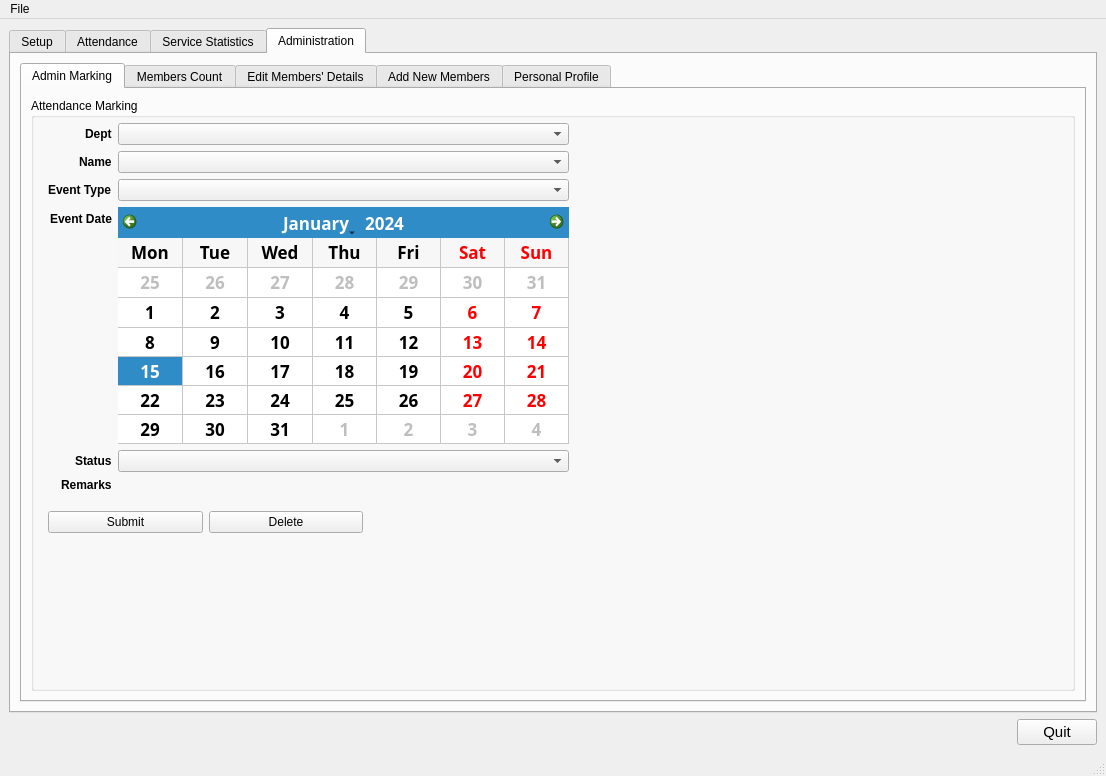
This is tabbed.ui in dnth/AttTracker-pyside as Qt 5 draws it before an edit. The edited form follows.
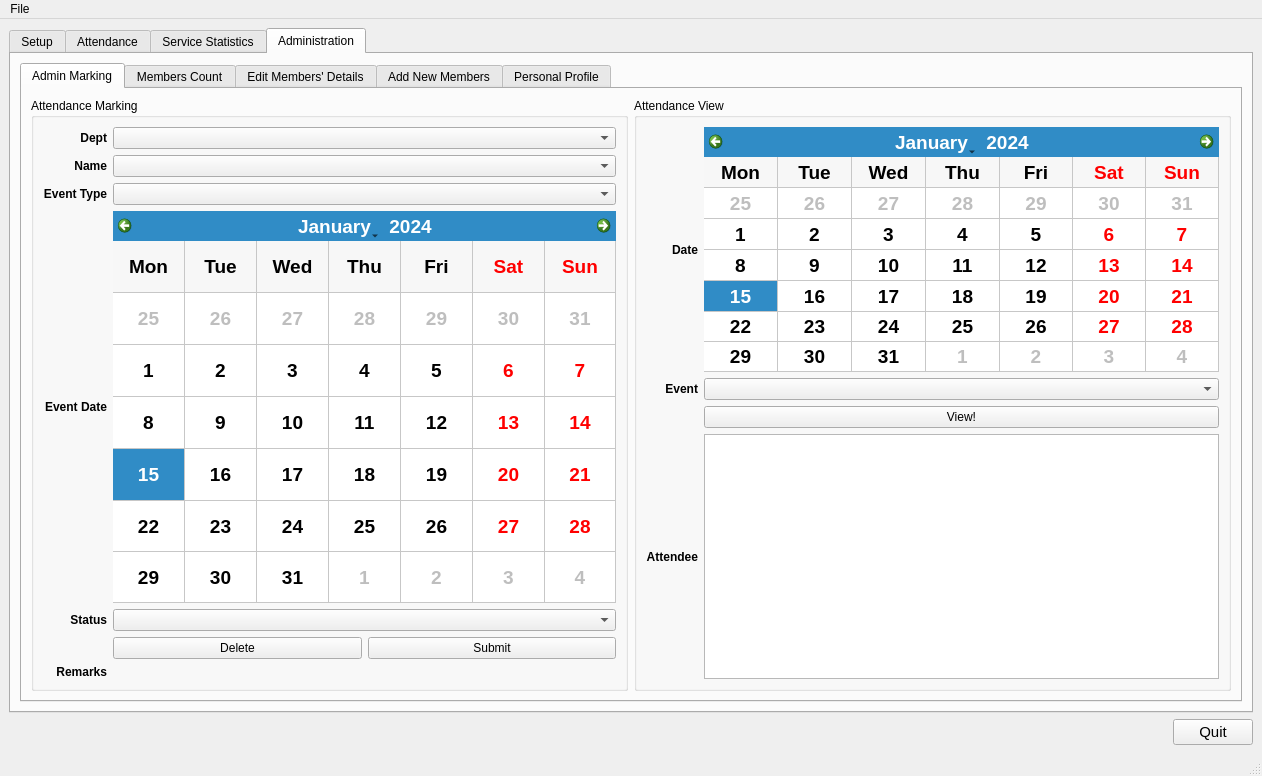
This is the edited form. The open tabs and pages were chosen to show the change. Icons and pictures are not drawn. Custom widgets are drawn as their Qt base class.

Commit message: added view attendance

Patch:
```diff
--- a/tabbed.ui
+++ b/tabbed.ui
@@ -6,7 +6,7 @@
    <rect>
     <x>0</x>
     <y>0</y>
-    <width>1106</width>
+    <width>1262</width>
     <height>776</height>
    </rect>
   </property>
@@ -1034,25 +1034,18 @@
            <attribute name="title">
             <string>Admin Marking</string>
            </attribute>
-           <layout class="QVBoxLayout" name="verticalLayout_2">
+           <layout class="QHBoxLayout" name="horizontalLayout_11">
             <item>
              <widget class="QGroupBox" name="groupBox_3">
               <property name="title">
                <string>Attendance Marking</string>
               </property>
-              <widget class="QWidget" name="layoutWidget">
-               <property name="geometry">
-                <rect>
-                 <x>17</x>
-                 <y>25</y>
-                 <width>521</width>
-                 <height>369</height>
-                </rect>
-               </property>
-               <layout class="QFormLayout" name="formLayout_5">
-                <property name="labelAlignment">
-                 <set>Qt::AlignRight|Qt::AlignTrailing|Qt::AlignVCenter</set>
-                </property>
+              <layout class="QHBoxLayout" name="horizontalLayout_17">
+               <item>
+                <layout class="QGridLayout" name="gridLayout">
+                 <item row="4" column="1">
+                  <widget class="QComboBox" name="comboBox_admintab_status"/>
+                 </item>
                 <item row="0" column="0">
                  <widget class="QLabel" name="label_admintab_dept">
                   <property name="font">
@@ -1064,13 +1057,13 @@
                   <property name="text">
                    <string>Dept</string>
                   </property>
-                 </widget>
-                </item>
-                <item row="0" column="1">
-                 <widget class="QComboBox" name="comboBox_admintab_dept"/>
-                </item>
-                <item row="1" column="0">
-                 <widget class="QLabel" name="label_admintab_name">
+                   <property name="alignment">
+                    <set>Qt::AlignRight|Qt::AlignTrailing|Qt::AlignVCenter</set>
+                   </property>
+                  </widget>
+                 </item>
+                 <item row="6" column="0">
+                  <widget class="QLabel" name="label_static_admintab_remarks">
                   <property name="font">
                    <font>
                     <weight>75</weight>
@@ -1078,16 +1071,13 @@
                    </font>
                   </property>
                   <property name="text">
-                   <string>Name</string>
+                    <string>Remarks</string>
                   </property>
                   <property name="alignment">
-                   <set>Qt::AlignLeading|Qt::AlignLeft|Qt::AlignVCenter</set>
+                    <set>Qt::AlignRight|Qt::AlignTrailing|Qt::AlignVCenter</set>
                   </property>
                  </widget>
                 </item>
-                <item row="1" column="1">
-                 <widget class="QComboBox" name="comboBox_admintab_name"/>
-                </item>
                 <item row="2" column="0">
                  <widget class="QLabel" name="label_admintab_event">
                   <property name="font">
@@ -1099,13 +1089,29 @@
                   <property name="text">
                    <string>Event Type</string>
                   </property>
-                 </widget>
-                </item>
-                <item row="2" column="1">
-                 <widget class="QComboBox" name="comboBox_admintab_event"/>
-                </item>
-                <item row="3" column="0">
-                 <widget class="QLabel" name="label">
+                   <property name="alignment">
+                    <set>Qt::AlignRight|Qt::AlignTrailing|Qt::AlignVCenter</set>
+                   </property>
+                  </widget>
+                 </item>
+                 <item row="1" column="0">
+                  <widget class="QLabel" name="label_admintab_name">
+                   <property name="font">
+                    <font>
+                     <weight>75</weight>
+                     <bold>true</bold>
+                    </font>
+                   </property>
+                   <property name="text">
+                    <string>Name</string>
+                   </property>
+                   <property name="alignment">
+                    <set>Qt::AlignRight|Qt::AlignTrailing|Qt::AlignVCenter</set>
+                   </property>
+                  </widget>
+                 </item>
+                 <item row="4" column="0">
+                  <widget class="QLabel" name="label_admintab_status">
                   <property name="font">
                    <font>
                     <weight>75</weight>
@@ -1113,16 +1119,25 @@
                    </font>
                   </property>
                   <property name="text">
-                   <string>Event Date</string>
+                    <string>Status</string>
+                   </property>
+                   <property name="alignment">
+                    <set>Qt::AlignRight|Qt::AlignTrailing|Qt::AlignVCenter</set>
                   </property>
                  </widget>
                 </item>
                 <item row="3" column="1">
                  <widget class="QCalendarWidget" name="calendarWidget">
+                   <property name="sizePolicy">
+                    <sizepolicy hsizetype="Preferred" vsizetype="Preferred">
+                     <horstretch>0</horstretch>
+                     <verstretch>0</verstretch>
+                    </sizepolicy>
+                   </property>
                   <property name="font">
                    <font>
-                    <family>Sans Serif</family>
-                    <pointsize>13</pointsize>
+                     <family>Ubuntu</family>
+                     <pointsize>14</pointsize>
                     <weight>75</weight>
                     <bold>true</bold>
                     <kerning>true</kerning>
@@ -1145,36 +1160,7 @@
                   </property>
                  </widget>
                 </item>
-                <item row="4" column="0">
-                 <widget class="QLabel" name="label_admintab_status">
-                  <property name="font">
-                   <font>
-                    <weight>75</weight>
-                    <bold>true</bold>
-                   </font>
-                  </property>
-                  <property name="text">
-                   <string>Status</string>
-                  </property>
-                 </widget>
-                </item>
-                <item row="4" column="1">
-                 <widget class="QComboBox" name="comboBox_admintab_status"/>
-                </item>
-                <item row="5" column="0">
-                 <widget class="QLabel" name="label_static_admintab_remarks">
-                  <property name="font">
-                   <font>
-                    <weight>75</weight>
-                    <bold>true</bold>
-                   </font>
-                  </property>
-                  <property name="text">
-                   <string>Remarks</string>
-                  </property>
-                 </widget>
-                </item>
-                <item row="5" column="1">
+                 <item row="6" column="1">
                  <widget class="QLabel" name="label_admintab_dynamic_remarks">
                   <property name="text">
                    <string/>
@@ -1184,25 +1170,33 @@
                   </property>
                  </widget>
                 </item>
-               </layout>
-              </widget>
-              <widget class="QWidget" name="layoutWidget">
-               <property name="geometry">
-                <rect>
-                 <x>17</x>
-                 <y>410</y>
-                 <width>315</width>
-                 <height>29</height>
-                </rect>
-               </property>
-               <layout class="QHBoxLayout" name="horizontalLayout_7">
-                <item>
-                 <widget class="QPushButton" name="pushButton_submit">
+                 <item row="3" column="0">
+                  <widget class="QLabel" name="label">
+                   <property name="font">
+                    <font>
+                     <weight>75</weight>
+                     <bold>true</bold>
+                    </font>
+                   </property>
                   <property name="text">
-                   <string>Submit</string>
+                    <string>Event Date</string>
+                   </property>
+                   <property name="alignment">
+                    <set>Qt::AlignRight|Qt::AlignTrailing|Qt::AlignVCenter</set>
                   </property>
                  </widget>
                 </item>
+                 <item row="0" column="1">
+                  <widget class="QComboBox" name="comboBox_admintab_dept"/>
+                 </item>
+                 <item row="1" column="1">
+                  <widget class="QComboBox" name="comboBox_admintab_name"/>
+                 </item>
+                 <item row="2" column="1">
+                  <widget class="QComboBox" name="comboBox_admintab_event"/>
+                 </item>
+                 <item row="5" column="1">
+                  <layout class="QHBoxLayout" name="horizontalLayout_16">
                 <item>
                  <widget class="QPushButton" name="pushButton_delete">
                   <property name="text">
@@ -1210,8 +1204,115 @@
                   </property>
                  </widget>
                 </item>
-               </layout>
-              </widget>
+                   <item>
+                    <widget class="QPushButton" name="pushButton_submit">
+                     <property name="text">
+                      <string>Submit</string>
+                     </property>
+                    </widget>
+                   </item>
+                  </layout>
+                 </item>
+                </layout>
+               </item>
+              </layout>
+             </widget>
+            </item>
+            <item>
+             <widget class="QGroupBox" name="groupBox_8">
+              <property name="title">
+               <string>Attendance View</string>
+              </property>
+              <layout class="QVBoxLayout" name="verticalLayout_2">
+               <item>
+                <layout class="QGridLayout" name="gridLayout_2">
+                 <item row="0" column="1">
+                  <widget class="QCalendarWidget" name="calendarWidget_attview">
+                   <property name="sizePolicy">
+                    <sizepolicy hsizetype="Preferred" vsizetype="Minimum">
+                     <horstretch>0</horstretch>
+                     <verstretch>0</verstretch>
+                    </sizepolicy>
+                   </property>
+                   <property name="font">
+                    <font>
+                     <pointsize>14</pointsize>
+                     <weight>75</weight>
+                     <bold>true</bold>
+                    </font>
+                   </property>
+                   <property name="gridVisible">
+                    <bool>true</bool>
+                   </property>
+                   <property name="verticalHeaderFormat">
+                    <enum>QCalendarWidget::NoVerticalHeader</enum>
+                   </property>
+                  </widget>
+                 </item>
+                 <item row="1" column="0">
+                  <widget class="QLabel" name="eventLabel">
+                   <property name="font">
+                    <font>
+                     <weight>75</weight>
+                     <bold>true</bold>
+                    </font>
+                   </property>
+                   <property name="text">
+                    <string>Event</string>
+                   </property>
+                   <property name="alignment">
+                    <set>Qt::AlignRight|Qt::AlignTrailing|Qt::AlignVCenter</set>
+                   </property>
+                  </widget>
+                 </item>
+                 <item row="3" column="0">
+                  <widget class="QLabel" name="attendeeLabel">
+                   <property name="font">
+                    <font>
+                     <weight>75</weight>
+                     <bold>true</bold>
+                    </font>
+                   </property>
+                   <property name="text">
+                    <string>Attendee</string>
+                   </property>
+                   <property name="alignment">
+                    <set>Qt::AlignRight|Qt::AlignTrailing|Qt::AlignVCenter</set>
+                   </property>
+                  </widget>
+                 </item>
+                 <item row="0" column="0">
+                  <widget class="QLabel" name="dateLabel">
+                   <property name="font">
+                    <font>
+                     <weight>75</weight>
+                     <bold>true</bold>
+                    </font>
+                   </property>
+                   <property name="text">
+                    <string>Date</string>
+                   </property>
+                   <property name="alignment">
+                    <set>Qt::AlignRight|Qt::AlignTrailing|Qt::AlignVCenter</set>
+                   </property>
+                  </widget>
+                 </item>
+                 <item row="2" column="1">
+                  <widget class="QPushButton" name="pushButton_viewatt">
+                   <property name="text">
+                    <string>View!</string>
+                   </property>
+                  </widget>
+                 </item>
+                 <item row="1" column="1">
+                  <widget class="QComboBox" name="comboBox_eventviewatt"/>
+                 </item>
+                 <item row="3" column="1">
+                  <widget class="QTableWidget" name="tableWidget_attendee"/>
+                 </item>
+                </layout>
+               </item>
+              </layout>
              </widget>
             </item>
            </layout>
@@ -1699,7 +1800,7 @@
     <rect>
      <x>0</x>
      <y>0</y>
-     <width>1106</width>
+     <width>1262</width>
      <height>25</height>
     </rect>
    </property>
```
Left out of the diff: 64 changed lines with no effect on the pictures. Lines whose indentation alone changed are shown as unchanged. The commit also changes 8 other files.
